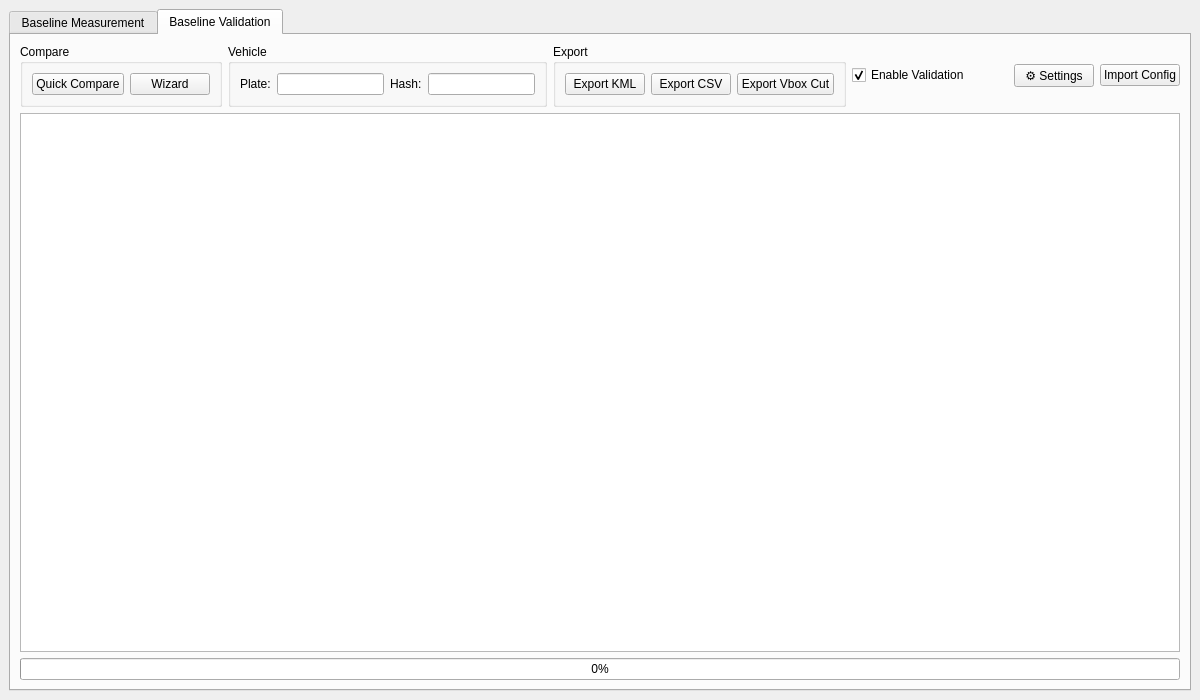
Above: ui/neology_average_speed.ui from dyarrow/AverageSpeed before the change. Below: the same form after it.
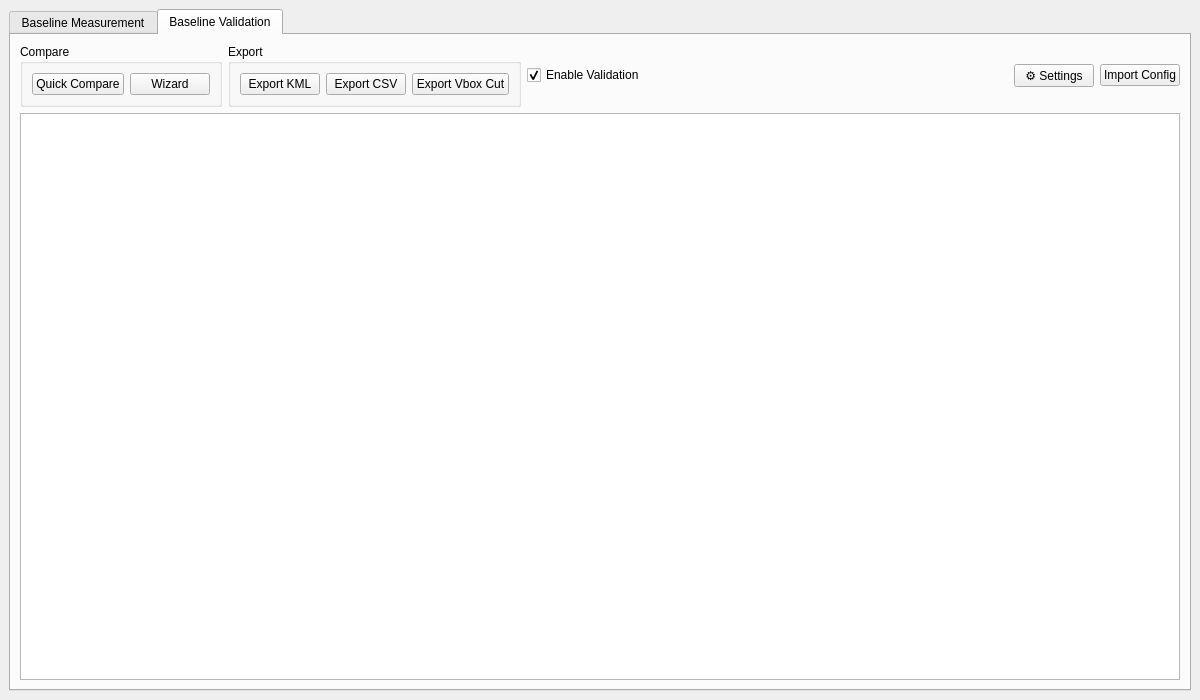
That is the form after the change.

Diff of the .ui file:
```diff
--- a/ui/neology_average_speed.ui
+++ b/ui/neology_average_speed.ui
@@ -75,18 +75,7 @@
            </widget>
           </item>
 
-          <!-- Vehicle ID group -->
-          <item>
-           <widget class="QGroupBox" name="grp_vehicle">
-            <property name="title"><string>Vehicle</string></property>
-            <layout class="QHBoxLayout" name="hl_vehicle">
-             <item><widget class="QLabel" name="label"><property name="text"><string>Plate:</string></property></widget></item>
-             <item><widget class="QLineEdit" name="line_plate"><property name="minimumWidth"><number>80</number></property></widget></item>
-             <item><widget class="QLabel" name="label_2"><property name="text"><string>Hash:</string></property></widget></item>
-             <item><widget class="QLineEdit" name="line_hash"><property name="minimumWidth"><number>80</number></property></widget></item>
-            </layout>
-           </widget>
-          </item>
+
 
           <!-- Export group -->
           <item>
@@ -143,13 +132,6 @@
          </widget>
         </item>
 
-        <!-- ── Progress bar ── -->
-        <item>
-         <widget class="QProgressBar" name="pb_link_validation">
-          <property name="value"><number>0</number></property>
-         </widget>
-        </item>
-
        </layout>
       </widget>
      </widget>
```
Left out of the diff: 2 changed lines with no effect on the pictures.
